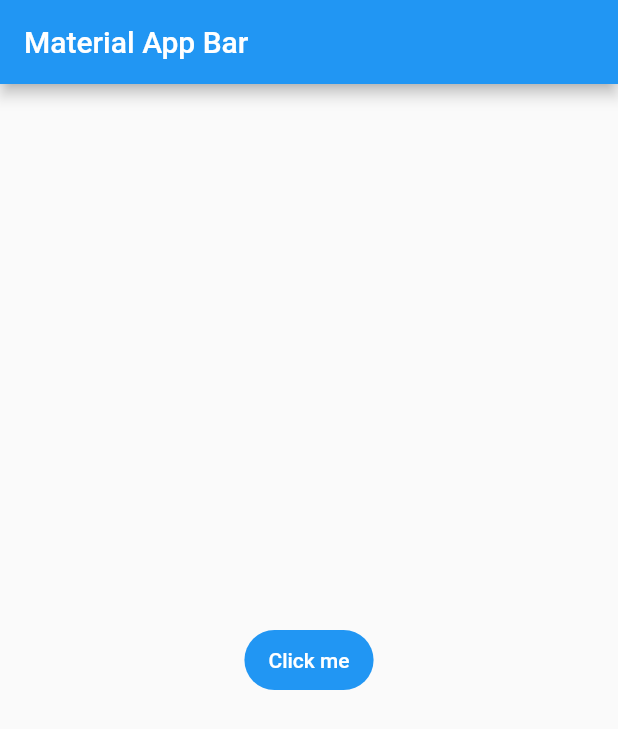
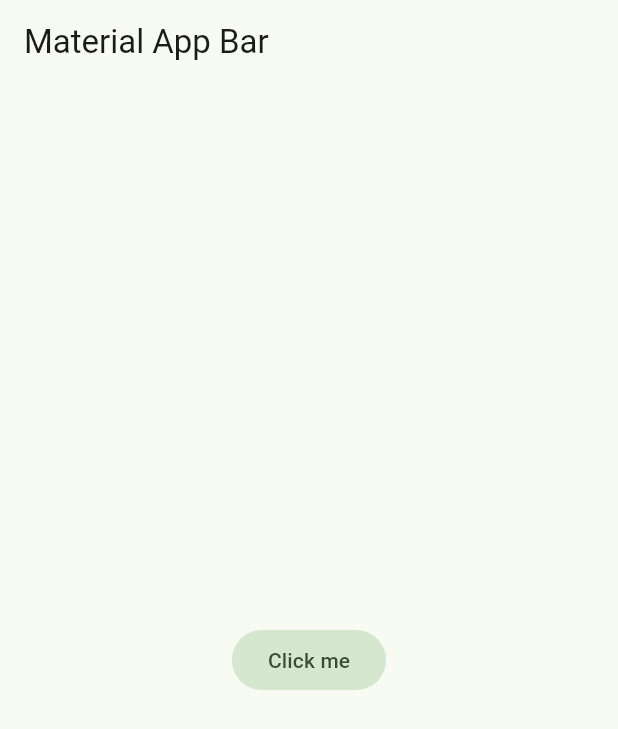
Before and after one commit to RommelOlachea/yes_no_app, a Flutter app: the screen it shows after launch, on a phone screen of 412 x 824 dp. Shown: the top 729 px of the screen. Run offline on Flutter 3.47's test engine with Material 2 defaults, Android fonts, the phone set to English and light mode, and no system bars.

Commit message:
Estilo Global de la aplicacion

```diff
--- /dev/null
+++ b/lib/config/theme/app_theme.dart
@@ -0,0 +1,25 @@
+import 'package:flutter/material.dart';
+
+const Color _customColor = Color(0XFF49149F);
+const List<Color> _colorTheme = [
+  _customColor,
+  Colors.blue,
+  Colors.teal,
+  Colors.green,
+  Colors.yellow,
+  Colors.orange,
+  Colors.pink
+];
+
+class AppTheme {
+  final int selectedColor;
+
+  AppTheme({this.selectedColor = 0});
+
+  ThemeData theme() {
+    return ThemeData(
+      useMaterial3: true,
+      colorSchemeSeed: _colorTheme[selectedColor],
+    );
+  }
+}
--- a/lib/main.dart
+++ b/lib/main.dart
@@ -1,4 +1,5 @@
 import 'package:flutter/material.dart';
+import 'package:yes_no_app/config/theme/app_theme.dart';
 
 void main() => runApp(const MyApp());
 
@@ -10,6 +11,7 @@ class MyApp extends StatelessWidget {
     return MaterialApp(
       title: 'Yes No App',
       debugShowCheckedModeBanner: false,
+      theme: AppTheme(selectedColor: 3).theme(),
       home: Scaffold(
         appBar: AppBar(
           title: const Text('Material App Bar'),
```
